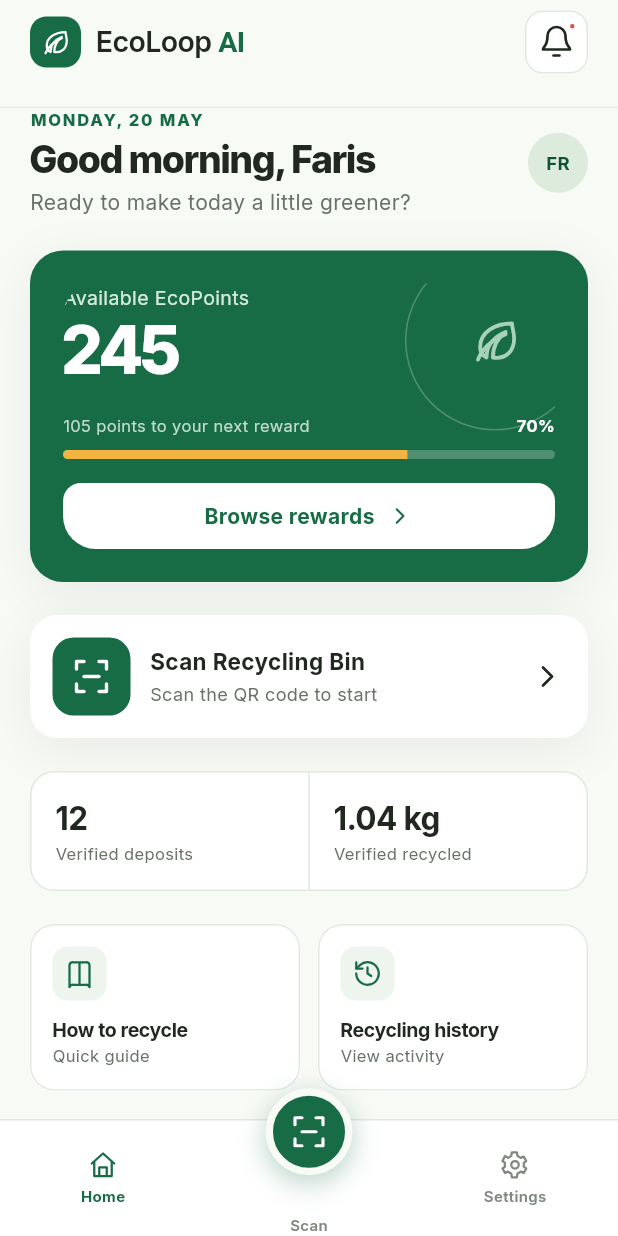
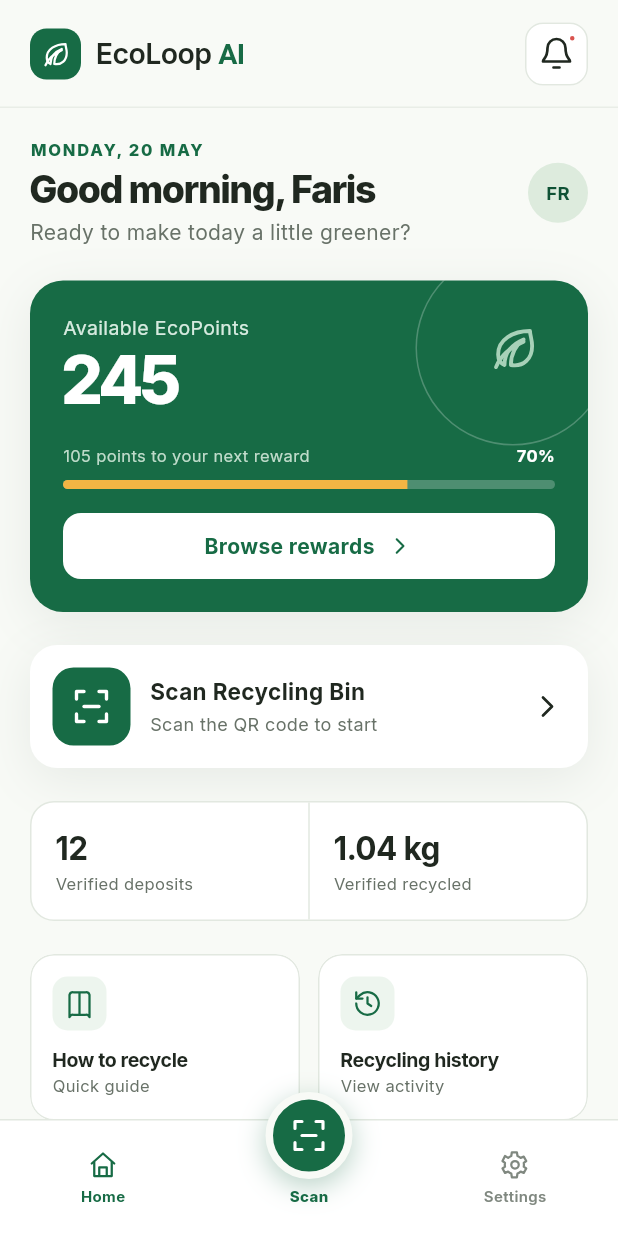
Before and after one commit to nayzinminlwin/EcoLoop-theSmartRecycling, a Flutter app: the screen it shows after launch, on a phone screen of 412 x 824 dp. Run offline on Flutter 3.47's test engine with Material 3 defaults, Android fonts, the phone set to English and light mode, and no system bars; our stand-ins replace flutter_riverpod, flutter_svg, go_router.

Commit message:
Polish EcoLoop resident UI

```diff
--- a/lib/app/presentation/resident_bottom_navigation.dart
+++ b/lib/app/presentation/resident_bottom_navigation.dart
@@ -39,7 +39,13 @@ class ResidentBottomNavigation extends ConsumerWidget {
   @override
   Widget build(BuildContext context, WidgetRef ref) => SafeArea(
     top: false,
-    child: Container(
+    child: SizedBox(
+      height: 78,
+      child: Stack(
+        clipBehavior: Clip.none,
+        alignment: Alignment.topCenter,
+        children: [
+          Container(
             height: 78,
             decoration: const BoxDecoration(
               color: AppColors.surface,
@@ -49,8 +55,17 @@ class ResidentBottomNavigation extends ConsumerWidget {
               crossAxisAlignment: CrossAxisAlignment.stretch,
               children: [
                 Expanded(child: _navItem(context, ref, 0, 'home', 'Home')),
-          Expanded(child: _scanItem(context, ref)),
-          Expanded(child: _navItem(context, ref, 2, 'settings', 'Settings')),
+                const Expanded(child: SizedBox.shrink()),
+                Expanded(
+                  child: _navItem(context, ref, 2, 'settings', 'Settings'),
+                ),
+              ],
+            ),
+          ),
+          Positioned(
+            top: -18,
+            child: _scanItem(context, ref),
+          ),
         ],
       ),
     ),
@@ -105,22 +120,20 @@ class ResidentBottomNavigation extends ConsumerWidget {
       label: 'Scan',
       child: InkWell(
         onTap: () => _select(context, ref, 1),
-        child: Center(
-          child: FittedBox(
-            fit: BoxFit.scaleDown,
+        customBorder: const CircleBorder(),
+        child: Padding(
+          padding: const EdgeInsets.symmetric(horizontal: 16),
           child: Column(
             mainAxisSize: MainAxisSize.min,
             children: [
-                Transform.translate(
-                  offset: const Offset(0, -22),
-                  child: DecoratedBox(
+              DecoratedBox(
                 decoration: BoxDecoration(
                   color: AppColors.primary,
                   shape: BoxShape.circle,
                   border: Border.all(color: AppColors.background, width: 5),
                   boxShadow: AppShadows.scanButton,
                 ),
-                    child: SizedBox(
+                child: const SizedBox(
                   width: 58,
                   height: 58,
                   child: Center(
@@ -128,20 +141,18 @@ class ResidentBottomNavigation extends ConsumerWidget {
                   ),
                 ),
               ),
-                ),
               const SizedBox(height: 4),
               Text(
                 'Scan',
                 style: AppTypography.navLabel.copyWith(
-                    color: selected ? AppColors.primary : AppColors.navMuted,
-                    fontWeight: selected ? FontWeight.w700 : FontWeight.w600,
+                  color: AppColors.primary,
+                  fontWeight: FontWeight.w800,
                 ),
               ),
             ],
           ),
         ),
       ),
-      ),
     );
   }
 }
--- a/lib/app/presentation/resident_top_bar.dart
+++ b/lib/app/presentation/resident_top_bar.dart
@@ -17,6 +17,7 @@ class ResidentTopBar extends StatelessWidget implements PreferredSizeWidget {
 
   @override
   Widget build(BuildContext context) => AppBar(
+    toolbarHeight: 72,
     backgroundColor: AppColors.background,
     surfaceTintColor: Colors.transparent,
     automaticallyImplyLeading: false,
--- a/lib/features/home/presentation/widgets/wallet_summary_card.dart
+++ b/lib/features/home/presentation/widgets/wallet_summary_card.dart
@@ -29,7 +29,6 @@ class WalletSummaryCard extends StatelessWidget {
         : wallet.nextRewardCost! - wallet.balance;
     return Container(
       width: double.infinity,
-      padding: const EdgeInsets.all(22),
       decoration: BoxDecoration(
         color: AppColors.primary,
         borderRadius: BorderRadius.circular(AppRadii.prominent),
@@ -40,11 +39,11 @@ class WalletSummaryCard extends StatelessWidget {
         child: Stack(
           children: [
             Positioned(
-              right: -20,
-              top: -22,
+              right: -15,
+              top: -20,
               child: Container(
-                width: 120,
-                height: 120,
+                width: 130,
+                height: 130,
                 decoration: BoxDecoration(
                   shape: BoxShape.circle,
                   border: Border.all(color: Colors.white24),
@@ -54,9 +53,11 @@ class WalletSummaryCard extends StatelessWidget {
                 ),
               ),
             ),
-            Column(
-              crossAxisAlignment: CrossAxisAlignment.start,
-              children: [
+            Padding(
+              padding: const EdgeInsets.all(22),
+              child: Column(
+                crossAxisAlignment: CrossAxisAlignment.start,
+                children: [
                 Text(
                   'Available EcoPoints',
                   style: AppTypography.body.copyWith(
@@ -141,7 +142,8 @@ class WalletSummaryCard extends StatelessWidget {
                 ),
               ],
             ),
-          ],
+          ),
+        ],
         ),
       ),
     );
--- a/lib/shared/widgets/app_page.dart
+++ b/lib/shared/widgets/app_page.dart
@@ -12,7 +12,12 @@ class AppPage extends StatelessWidget {
     required this.child,
     super.key,
     this.header,
-    this.padding = const EdgeInsets.symmetric(horizontal: AppSpacing.page),
+    this.padding = const EdgeInsets.fromLTRB(
+      AppSpacing.page,
+      AppSpacing.page,
+      AppSpacing.page,
+      0,
+    ),
   });
 
   final Widget child;
```
Lines whose indentation alone changed are shown as unchanged.
